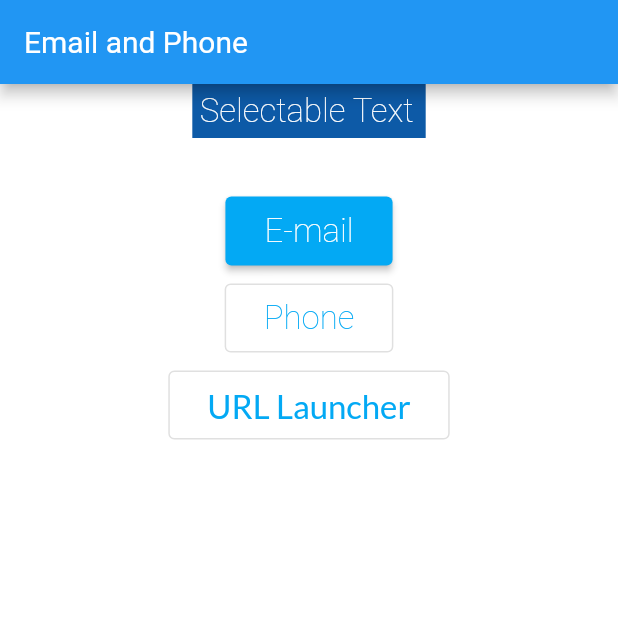
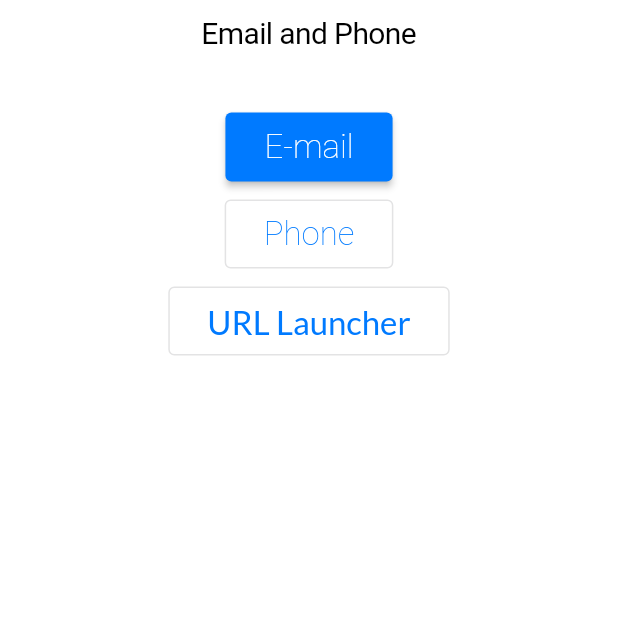
Before and after one commit to marcelors15/EmailPhone, a Flutter app: the screen it shows after launch, on a phone screen of 412 x 824 dp, the top half of it. Run offline on Flutter 3.47's test engine with Material 2 defaults, Android fonts, the light colour scheme and no system bars; our stand-ins replace google_fonts, image_picker; missing offline and left inert: flutter_mailer, flutter_phone_direct_caller.

Commit message:
Update main.dart

```diff
--- a/lib/main.dart
+++ b/lib/main.dart
@@ -1,6 +1,7 @@
 import 'package:email_phone/email_flutter_mailer.dart';
 import 'package:email_phone/phone.dart';
 import 'package:email_phone/url_launcher.dart';
+import 'package:flutter/cupertino.dart';
 import 'package:flutter/material.dart';
 import 'package:google_fonts/google_fonts.dart';
 
@@ -11,17 +12,19 @@
 class EmailPhone extends StatelessWidget {
   @override
   Widget build(BuildContext context) {
-    return new MaterialApp(
+    //return new MaterialApp(
+    return new CupertinoApp(
       title: 'Auto Email and Phone',
-      theme: new ThemeData(
+      /*theme: new ThemeData(
         //primarySwatch: Colors.lightGreen,
         primarySwatch: Colors.lightBlue,
         //primaryColor: Colors.blueGrey,
         primaryColor: Colors.blue,
         accentColor: Colors.blueAccent,
         canvasColor: Colors.white,
-      ),
+      ),*/
       home: new MyHomePage(),
+      debugShowCheckedModeBanner: false,
     );
   }
 }
@@ -39,8 +42,18 @@
 
   @override
   Widget build(BuildContext context) {
-    return Scaffold(
-      appBar: AppBar(
+    //return Scaffold(
+    return CupertinoPageScaffold(
+      navigationBar: CupertinoNavigationBar(
+        middle: Text(
+          "Email and Phone",
+          style: TextStyle(
+              fontSize: 20.0,
+              fontWeight: FontWeight.w400,
+              fontFamily: "Roboto"),
+        ),
+      ),
+      /*appBar: AppBar(
         title: Text(
           "Email and Phone",
           style: TextStyle(
@@ -48,8 +61,9 @@
               fontWeight: FontWeight.w400,
               fontFamily: "Roboto"),
         ),
-      ),
-      body: Center(
+      ),*/
+      //body: Center(
+      child: Center(
         child: Column(
             mainAxisAlignment: MainAxisAlignment.start,
             mainAxisSize: MainAxisSize.max,
```
